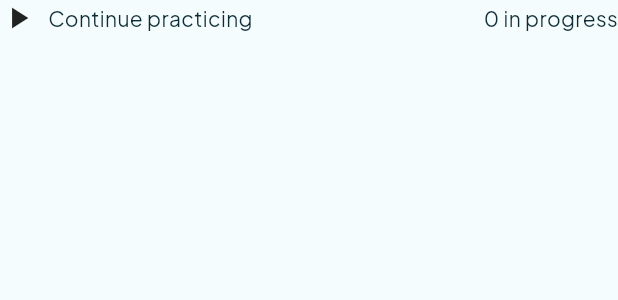
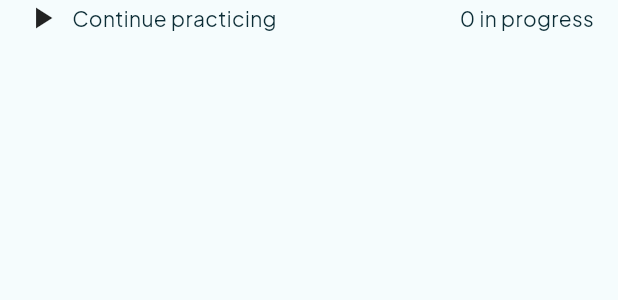
Before and after one commit to TommyNhatNguyen/zingo-app, a Flutter app: the DialogList widget shown alone on an empty page, opened directly, on a phone screen of 412 x 824 dp. Shown: the top 300 px of the screen. Run offline on Flutter 3.47's test engine with Material 3 defaults, Android fonts, the phone set to English and light mode, and no system bars; drawn by our look-alikes of skeletonizer; our stand-ins replace bloc, dio, equatable, firebase_auth, firebase_core, flutter_bloc and 5 more; accounts and stored records are empty; generated files the repository leaves out were written again; network calls fail.

Commit message:
feat: dialog detail

```diff
--- a/lib/config/dio_http.dart
+++ b/lib/config/dio_http.dart
@@ -3,8 +3,8 @@ import 'package:firebase_auth/firebase_auth.dart';
 
 final dio = Dio(
   BaseOptions(
-    baseUrl: 'http://127.0.0.1:3000',
-    // baseUrl: 'http://192.168.1.248:3000',
+    // baseUrl: 'http://127.0.0.1:3000',
+    baseUrl: 'http://172.16.100.210:3000',
     connectTimeout: Duration(seconds: 5),
     receiveTimeout: Duration(seconds: 3),
   ),
--- a/lib/screens/learn/widgets/dialog_list.dart
+++ b/lib/screens/learn/widgets/dialog_list.dart
@@ -60,7 +60,9 @@ class _DialogListState extends State<DialogList> {
 
         return Column(
           children: [
-            Row(
+            Padding(
+              padding: const EdgeInsets.symmetric(horizontal: 16),
+              child: Row(
                 mainAxisAlignment: MainAxisAlignment.spaceBetween,
                 children: [
                   Row(
@@ -73,14 +75,19 @@ class _DialogListState extends State<DialogList> {
                   Text("$total in progress"),
                 ],
               ),
+            ),
             const SizedBox(height: 16),
-            SizedBox(
+            Material(
+              color: Colors.transparent,
+              clipBehavior: Clip.antiAlias,
+              child: SizedBox(
                 height: 180,
                 child: Skeletonizer(
                   enabled: state.requestStatus == RequestStatus.loading,
                   child: ListView.separated(
                     controller: _scrollController,
                     scrollDirection: Axis.horizontal,
+                    padding: const EdgeInsets.symmetric(horizontal: 16),
                     itemCount:
                         (state.data?.length ?? 0) +
                         (state.requestStatus == RequestStatus.loadingMore
@@ -99,6 +106,7 @@ class _DialogListState extends State<DialogList> {
                   ),
                 ),
               ),
+            ),
           ],
         );
       },
```
Also changed, not shown: lib/screens/learn/learn_screen.dart (+4 -3 lines). Lines whose indentation alone changed are shown as unchanged.
